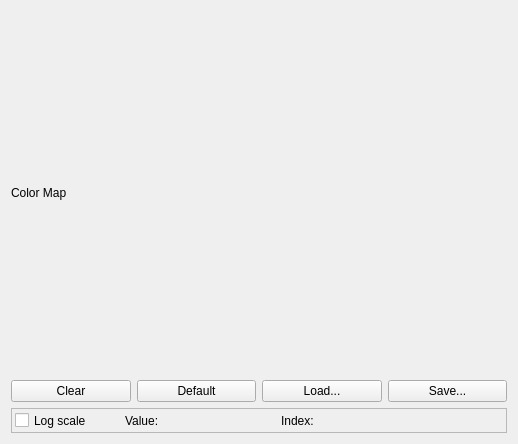
The window that apps/livreGUI/transferFunctionEditor/TransferFunctionEditor.ui (BlueBrain/Livre) describes before a commit, drawn with Qt 5.
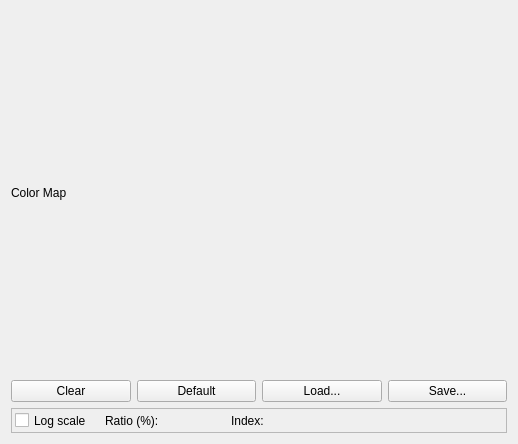
The same window after the commit.

The edit to the form file:
```diff
--- a/apps/livreGUI/transferFunctionEditor/TransferFunctionEditor.ui
+++ b/apps/livreGUI/transferFunctionEditor/TransferFunctionEditor.ui
@@ -104,9 +104,9 @@
      <widget class="QLabel" name="histogramValLabel">
       <property name="geometry">
        <rect>
-        <x>154</x>
+        <x>158</x>
         <y>-1</y>
-        <width>101</width>
+        <width>51</width>
         <height>25</height>
        </rect>
       </property>
@@ -123,15 +123,15 @@
        </size>
       </property>
       <property name="text">
-       <string>                  </string>
+       <string/>
       </property>
      </widget>
      <widget class="QLabel" name="label_2">
       <property name="geometry">
        <rect>
-        <x>114</x>
+        <x>94</x>
         <y>0</y>
-        <width>41</width>
+        <width>61</width>
         <height>25</height>
        </rect>
       </property>
@@ -148,13 +148,13 @@
        </size>
       </property>
       <property name="text">
-       <string>Value:</string>
+       <string>Ratio (%):</string>
       </property>
      </widget>
      <widget class="QLabel" name="histogramIndexLabel">
       <property name="geometry">
        <rect>
-        <x>312</x>
+        <x>262</x>
         <y>-1</y>
         <width>61</width>
         <height>25</height>
@@ -179,7 +179,7 @@
      <widget class="QLabel" name="label_3">
       <property name="geometry">
        <rect>
-        <x>270</x>
+        <x>220</x>
         <y>0</y>
         <width>41</width>
         <height>25</height>
```
